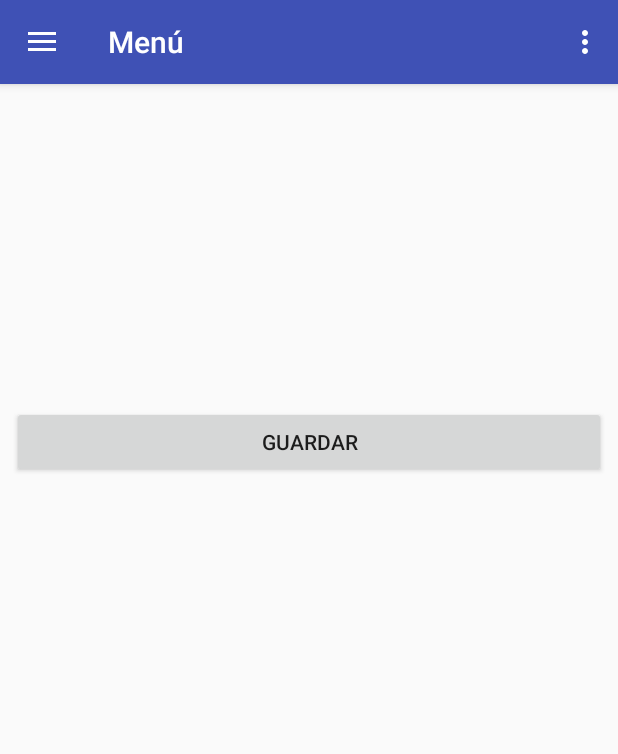
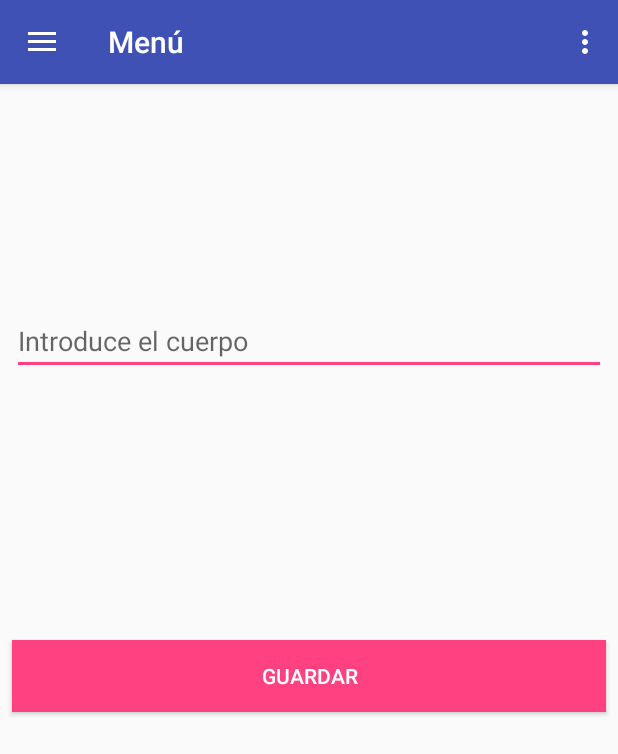
Before and after one commit to mabetoca/AndroidMensajitos-1, an Android app: the MenuActivity screen opened directly, with no data from a screen before it, in the side drawer, after a tap on "Guardar", on a phone screen of 412 x 824 dp. Shown: the top 754 px of the screen. Run offline under Robolectric (Android 15) with nearby library versions, the phone set to English and light mode, and no system bars; libraries missing offline, so code that uses them is left out: org.springframework.http, org.springframework.web.

```diff
--- a/app/src/main/AndroidManifest.xml
+++ b/app/src/main/AndroidManifest.xml
@@ -1,7 +1,7 @@
 <?xml version="1.0" encoding="utf-8"?>
 <manifest xmlns:android="http://schemas.android.com/apk/res/android"
     package="org.unitec.androidmensajitos">
-
+<uses-permission android:name="android.permission.INTERNET"/>
     <application
         android:allowBackup="true"
         android:icon="@mipmap/ic_launcher"
--- a/app/src/main/res/layout/guardar_mensaje.xml
+++ b/app/src/main/res/layout/guardar_mensaje.xml
@@ -4,7 +4,8 @@
     xmlns:tools="http://schemas.android.com/tools"
     android:id="@+id/guardar_mensaje"
     android:layout_width="match_parent"
-    android:layout_height="match_parent">
+    android:layout_height="match_parent"
+    tools:layout_editor_absoluteY="81dp">
 
 
     <Button
@@ -14,10 +15,30 @@
         android:layout_marginBottom="349dp"
         android:layout_marginEnd="8dp"
         android:layout_marginStart="8dp"
-        android:layout_marginTop="114dp"
+        android:layout_marginTop="160dp"
+        android:background="@color/colorAccent"
         android:text="Guardar"
+        android:textColor="@color/blanco"
 
         app:layout_constraintBottom_toBottomOf="parent"
+        app:layout_constraintEnd_toEndOf="parent"
+        app:layout_constraintHorizontal_bias="0.0"
+        app:layout_constraintStart_toStartOf="parent"
+        app:layout_constraintTop_toTopOf="parent"
+        app:layout_constraintVertical_bias="1.0" />
+
+    <EditText
+        android:id="@+id/textoCuerpo"
+        android:layout_width="0dp"
+        android:layout_height="wrap_content"
+        android:layout_marginBottom="32dp"
+        android:layout_marginEnd="8dp"
+        android:layout_marginStart="8dp"
+        android:layout_marginTop="60dp"
+        android:ems="10"
+        android:hint="Introduce el cuerpo"
+        android:inputType="textPersonName"
+        app:layout_constraintBottom_toTopOf="@+id/botonGuardar"
         app:layout_constraintEnd_toEndOf="parent"
         app:layout_constraintStart_toStartOf="parent"
         app:layout_constraintTop_toTopOf="parent" />
```
Also changed, not shown: app/src/main/java/org/unitec/androidmensajitos/MenuActivity.kt (+12 -10 lines).
